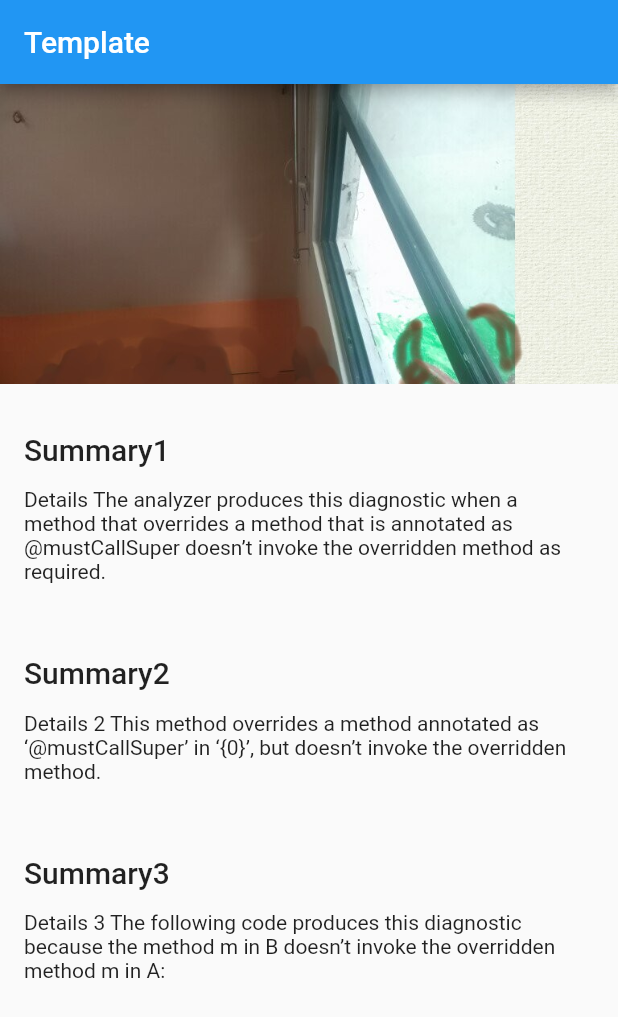
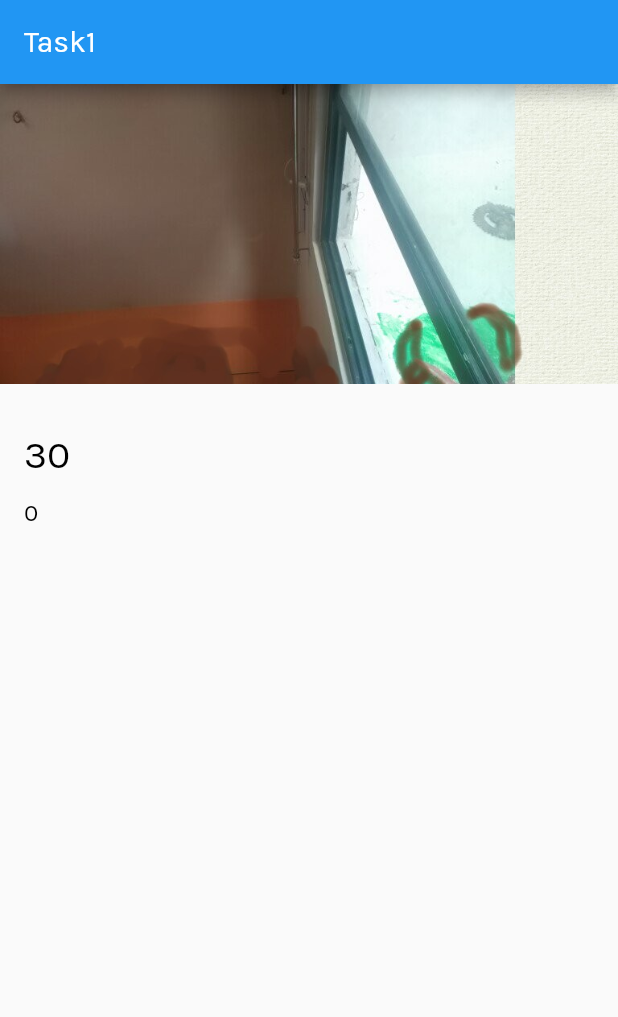
Before and after one commit to pankajso/fluttertemplate, a Flutter app: the screen it shows after launch, on a phone screen of 412 x 824 dp. Shown: the top 1017 px of the screen. Run offline on Flutter 3.47's test engine with Material 2 defaults, Android fonts, the phone set to English and light mode, and no system bars.

Commit message:
Added Style and model for the task

```diff
--- a/lib/app.dart
+++ b/lib/app.dart
@@ -1,11 +1,19 @@
 import 'package:flutter/material.dart';
-import 'views/home.dart';
+import 'views/task_view.dart';
+import 'style.dart';
 
 class MyApp extends StatelessWidget {
   @override
   Widget build(BuildContext context) {
     return MaterialApp(
-      home: Home(),
+      home: TaskView(),
+      theme: ThemeData(
+          appBarTheme:
+              AppBarTheme(textTheme: TextTheme(headline6: AppBarTextStyle)),
+          textTheme: TextTheme(
+            headline6: TitleTextStyle,
+            bodyText2: Body1TextStyle,
+          )),
     );
   }
 }
--- /dev/null
+++ b/lib/models/task.dart
@@ -0,0 +1,21 @@
+import './task_detail.dart';
+
+/// Represents a task user have.
+class Task {
+  final String name;
+  final int id;
+  final List<TaskDetail> taskdetails;
+
+  Task(this.name, this.id, this.taskdetails);
+
+  static List<Task> fetchAll() {
+    return [
+      Task('Task1', 1, [
+        TaskDetail(30, 0, TaskStatus.init),  TaskDetail(40, 10, TaskStatus.pause)
+      ]),
+      Task('Task2', 2, [
+        TaskDetail(30, 0, TaskStatus.init)
+      ]),
+    ];
+  }
+}
--- /dev/null
+++ b/lib/models/task_detail.dart
@@ -0,0 +1,17 @@
+/// Represents descriptive information about a Task
+
+enum TaskStatus{
+  init,
+  start,
+  pause,
+  stop,
+  complete
+}
+
+class TaskDetail {
+  final int estimate;
+  final int actual;
+  final TaskStatus status;
+
+  TaskDetail(this.estimate, this.actual,this.status);
+}
--- /dev/null
+++ b/lib/style.dart
@@ -0,0 +1,28 @@
+import 'package:flutter/material.dart';
+
+const LargeTextSize = 26.0;
+const MediumTextSize = 20.0;
+const BodyTextSize = 16.0;
+
+const String FontNameDefault = 'Karla';
+
+const AppBarTextStyle = TextStyle(
+  fontFamily: FontNameDefault,
+  fontWeight: FontWeight.w300,
+  fontSize: MediumTextSize,
+  color: Colors.white,
+);
+
+const TitleTextStyle = TextStyle(
+  fontFamily: FontNameDefault,
+  fontWeight: FontWeight.w300,
+  fontSize: LargeTextSize,
+  color: Colors.black,
+);
+
+const Body1TextStyle = TextStyle(
+  fontFamily: FontNameDefault,
+  fontWeight: FontWeight.w300,
+  fontSize: BodyTextSize,
+  color: Colors.black,
+);
--- /dev/null
+++ b/lib/views/task_view.dart
@@ -0,0 +1,48 @@
+import 'package:flutter/material.dart';
+import 'package:fluttertemplate/models/task_detail.dart';
+import '../models/task.dart';
+import 'text_section.dart';
+import 'image_banner.dart';
+
+class TaskView extends StatelessWidget {
+  final tasks = Task.fetchAll();
+  final task = Task('Task1', 1, [
+        TaskDetail(30, 0, TaskStatus.init),
+      ]);
+  //  Task("Task1", 1, TaskDetail([30,0, TaskStatus.init]));
+  // final task = tasks.first;
+  // final List _colorList = [Colors.red, Colors.blue, Colors.green];
+  // final List _summaryList = ["Summary1", "Summary2", "Summary3"];
+  // final List _detailsList = ["Details The analyzer produces this diagnostic when a method that overrides a method that is annotated as @mustCallSuper doesn’t invoke the overridden method as required.",
+  // "Details 2 This method overrides a method annotated as ‘@mustCallSuper’ in ‘{0}’, but doesn’t invoke the overridden method.",
+  // "Details 3 The following code produces this diagnostic because the method m in B doesn’t invoke the overridden method m in A:"];
+  @override
+  Widget build(BuildContext context) {
+    return Scaffold(
+      appBar: AppBar(
+        title: Text(task.name),
+      ),
+      body: Column(
+        mainAxisAlignment: MainAxisAlignment.start,
+        crossAxisAlignment: CrossAxisAlignment.stretch,
+        children: [
+          ImageBanner('assets/images/1.jpg'),
+        ]..addAll(textSections(task)) ,
+      ),
+    );
+  }
+  List<Widget> textSections(Task task) {
+    return task.taskdetails
+        .map((taskdetails) => TextSection(taskdetails.estimate, taskdetails.actual, taskdetails.status))
+        .toList();
+  }
+
+  // List<Widget> data(task) {
+  //   List<Widget> widgetList = List();
+  //   widgetList.add();
+  //   for (int i = 0; i < _colorList.length; i++) {
+  //     widgetList.add(TextSection(_summaryList[i],_detailsList[i], _colorList[i]));
+  //   }
+  //   return widgetList;
+  // }
+}
--- a/lib/views/text_section.dart
+++ b/lib/views/text_section.dart
@@ -1,12 +1,17 @@
 import 'package:flutter/material.dart';
+import 'package:fluttertemplate/models/task_detail.dart';
 
 class TextSection extends StatelessWidget {
-  final Color _color;
-  final String _title;
-  final String _body;
+  // final Color _color;
+  // final String _title;
+  // final String _body;
+  final int _estimate;
+  final int _actual;
+  final TaskStatus _status;
+
   static const double _hPad = 16.0;
 
-  TextSection(this._title, this._body, this._color);
+  TextSection(this._estimate, this._actual, this._status);
 
   @override
   Widget build(BuildContext context) {
@@ -16,11 +21,11 @@ class TextSection extends StatelessWidget {
         children: [
           Container(
             padding: const EdgeInsets.fromLTRB(_hPad, 32.0, _hPad, 4.0),
-            child: Text(_title, style: Theme.of(context).textTheme.headline6),
+            child: Text(_estimate.toString(), style: Theme.of(context).textTheme.headline6),
           ),
           Container(
             padding: const EdgeInsets.fromLTRB(_hPad, 10.0, _hPad, _hPad),
-            child: Text(_body, style: Theme.of(context).textTheme.bodyText2),
+            child: Text(_actual.toString(), style: Theme.of(context).textTheme.bodyText2),
           ),
         ]);
   }
```
Also changed, not shown: pubspec.yaml (+6 -6 lines), assets/fonts/Karla-Bold.ttf (added), assets/fonts/Karla-Regular.ttf (added).
